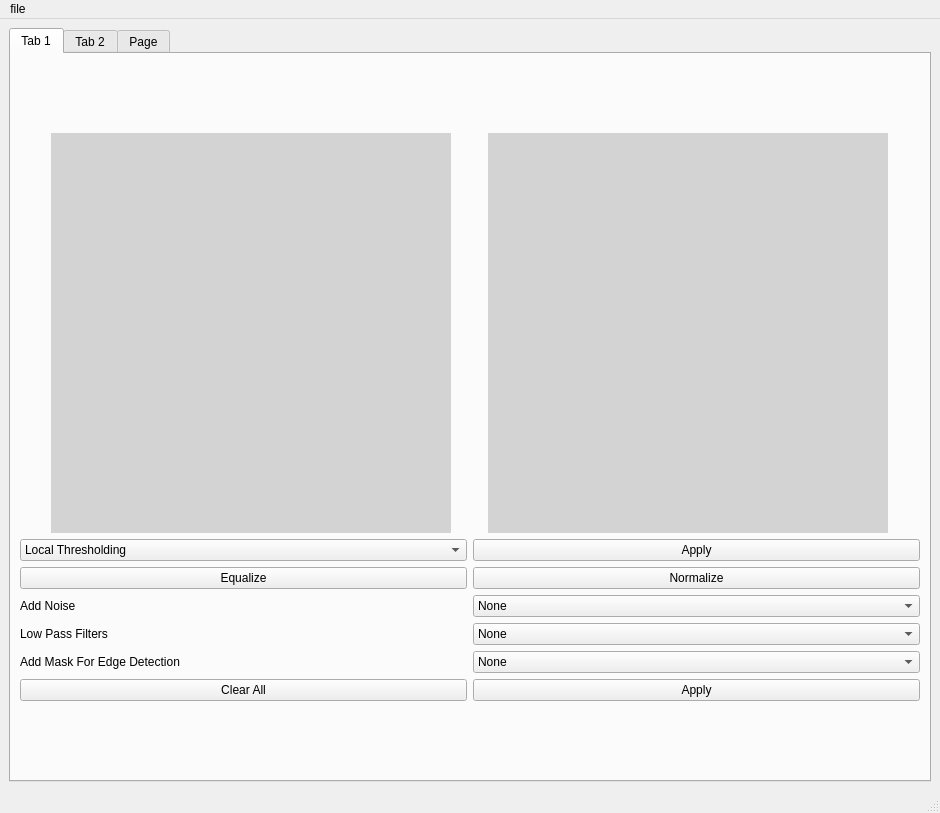
Above: main.ui from hassanowis/Vision-Pro-Toolkit before the change. Below: the same form after it.
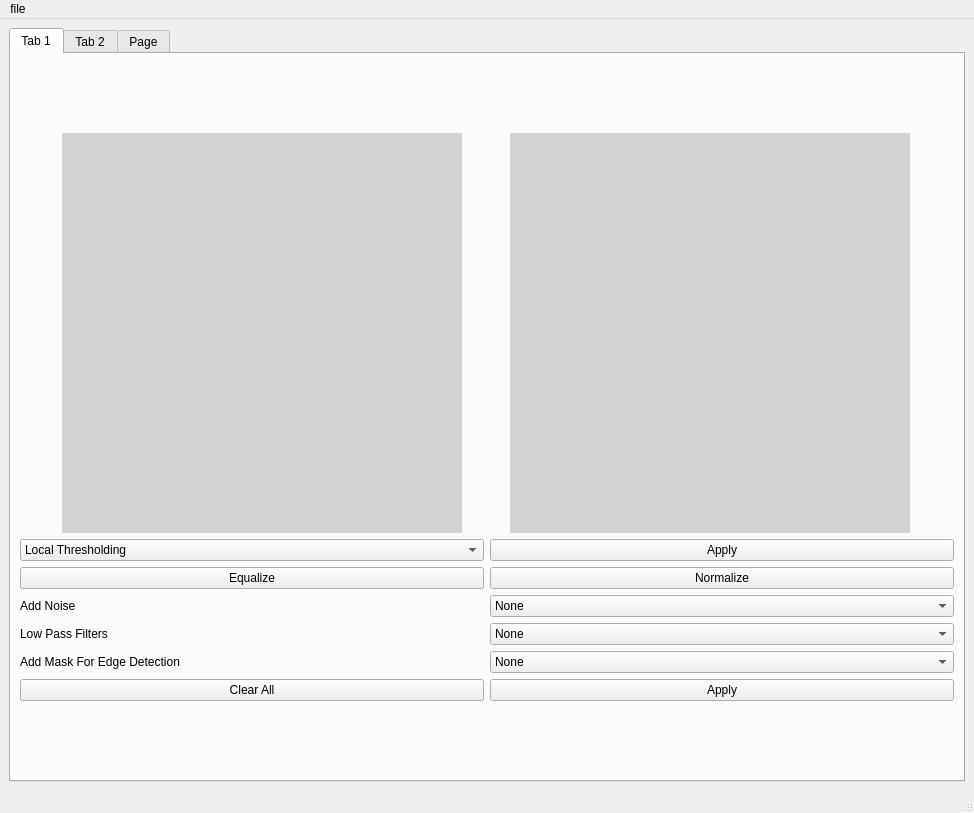
That is the form after the change. The open tabs and pages were chosen to show the change.

Patch:
```diff
--- a/main.ui
+++ b/main.ui
@@ -6,7 +6,7 @@
    <rect>
     <x>0</x>
     <y>0</y>
-    <width>884</width>
+    <width>974</width>
     <height>813</height>
    </rect>
   </property>
@@ -510,7 +510,7 @@
     <rect>
      <x>0</x>
      <y>0</y>
-     <width>884</width>
+     <width>974</width>
      <height>37</height>
     </rect>
    </property>
```
Left out of the diff: 2 changed lines with no effect on the pictures.
